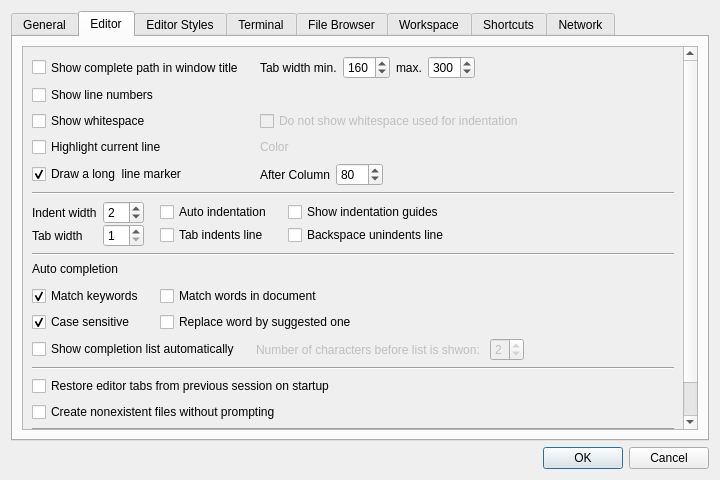
Old version of the form libgui/src/settings-dialog.ui in the repository ctaggart/octave.
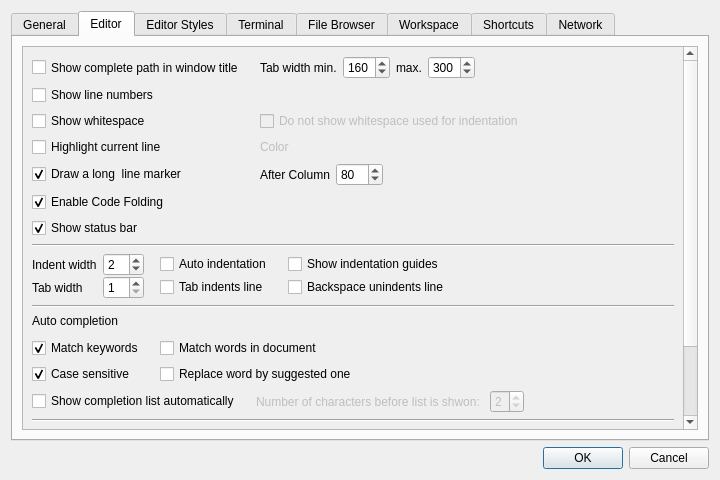
New version of the form. The open tabs and pages were chosen to show the change.

Commit message:
status bars and code folding a user preference (bug #42306)
* settings-dialog.ui: new checkboxes for status bars (main window
  and editor) and code folding

* settings-dialog.cc (constructor): init new checkboxes from settings,
  (write-changed-settings): write boxes check states into settings

* file-editor-tab.cc (constructor): do not set code folding here,
  (notice-settings): set code folding and show/hide status bar
  depending on settings

* main-window.cc (notice-settings): show/hide status bar depending on settings

branch : gui-release

Diff of the .ui file:
```diff
--- a/libgui/src/settings-dialog.ui
+++ b/libgui/src/settings-dialog.ui
@@ -396,7 +396,7 @@
             <x>0</x>
             <y>0</y>
             <width>662</width>
-            <height>470</height>
+            <height>524</height>
            </rect>
           </property>
           <layout class="QVBoxLayout" name="verticalLayout_16">
@@ -648,6 +648,26 @@
                  </item>
                 </layout>
                </item>
+               <item row="6" column="0">
+                <widget class="QCheckBox" name="cb_code_folding">
+                 <property name="text">
+                  <string>Enable Code Folding</string>
+                 </property>
+                 <property name="checked">
+                  <bool>true</bool>
+                 </property>
+                </widget>
+               </item>
+               <item row="7" column="0">
+                <widget class="QCheckBox" name="cb_edit_status_bar">
+                 <property name="text">
+                  <string>Show status bar</string>
+                 </property>
+                 <property name="checked">
+                  <bool>true</bool>
+                 </property>
+                </widget>
+               </item>
               </layout>
              </item>
              <item>
```
Left out of the diff: 14 changed lines with no effect on the pictures. The commit also changes 3 other files.
